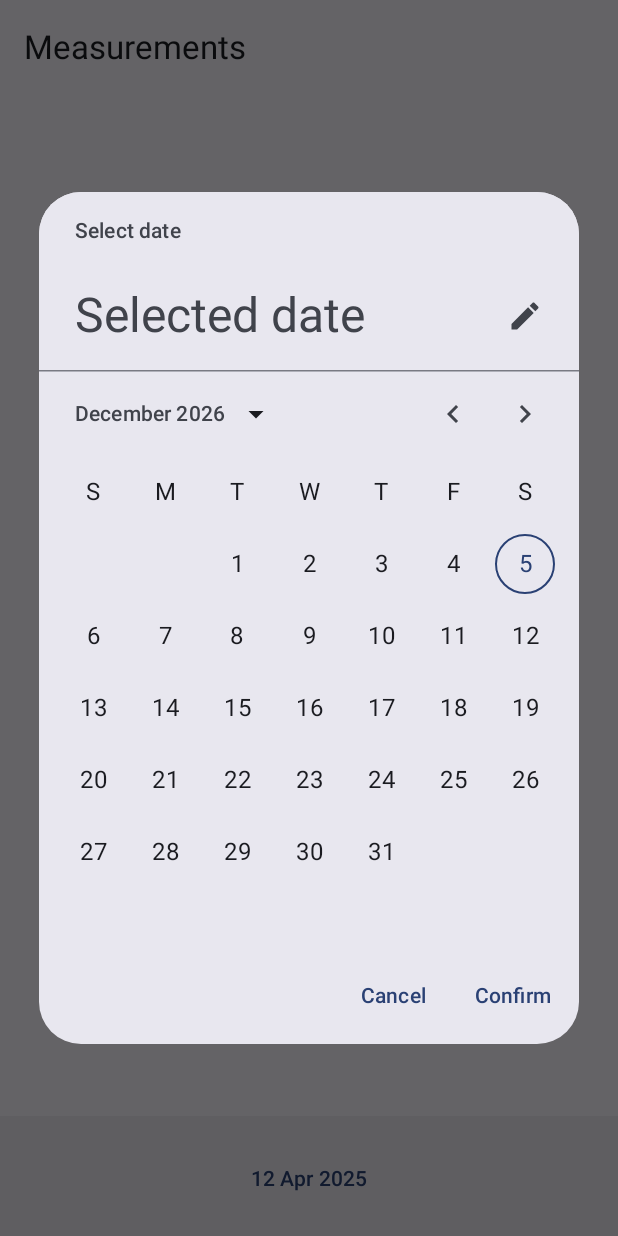
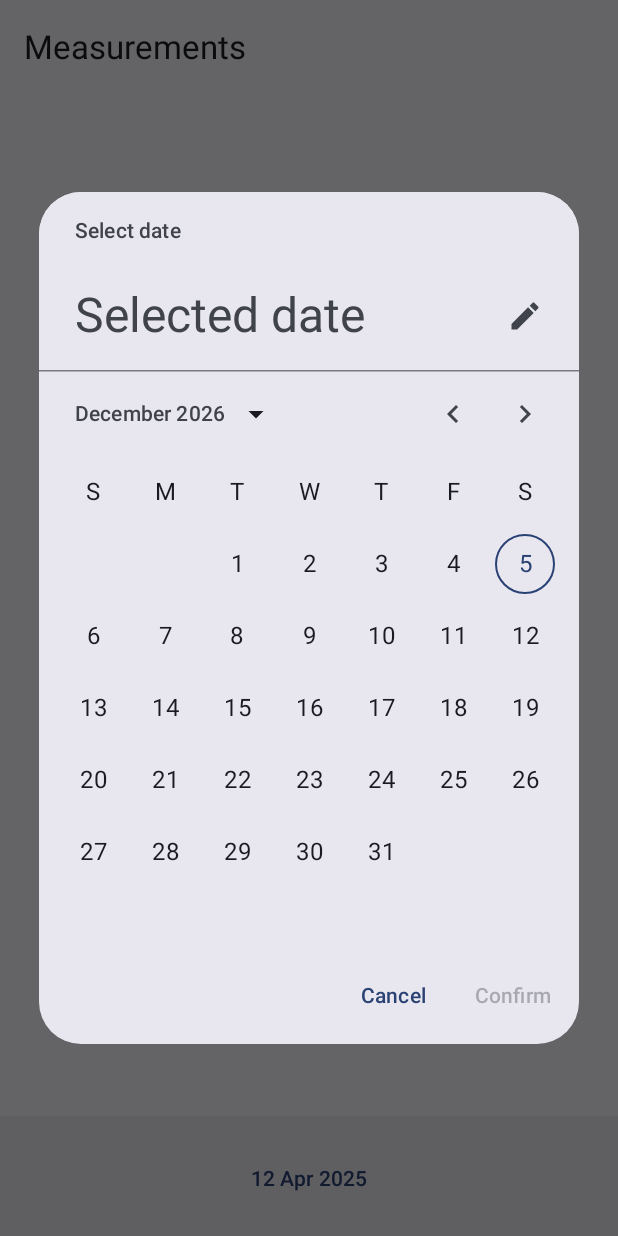
Before and after one commit to juhaniguru/emo2025_DatePickerExample1, an Android app built with Jetpack Compose: the screen it shows after launch (MainActivity), after a tap on an icon or button, on a phone screen of 412 x 824 dp. Run offline under Robolectric (Android 15) with nearby library versions, the phone set to English and light mode, and no system bars; our stand-ins replace Dagger/Hilt's generated code; libraries missing offline, so code that uses them is left out: com.patrykandpatrick.vico.

```diff
--- a/app/build.gradle.kts
+++ b/app/build.gradle.kts
@@ -44,6 +44,9 @@ android {
 
 dependencies {
 
+    implementation(libs.vico.compose)
+    implementation(libs.vico.compose.m3)
+
     testImplementation("org.jetbrains.kotlinx:kotlinx-coroutines-test:1.7.3")
 
     // Retrofit
--- a/app/src/main/java/com/example/projecttemplateexample/MeasurementScreen.kt
+++ b/app/src/main/java/com/example/projecttemplateexample/MeasurementScreen.kt
@@ -97,14 +97,17 @@ fun MeasurementScreen(
                 if (measurementState.showDatePicker) {
 
                     val datePickerState = rememberDatePickerState(
-                        initialSelectedDateMillis = null
+                        initialSelectedDateMillis = null,
+
                     )
                     DatePickerDialog(
                         onDismissRequest = {
                             onDateBtnClick()
                         },
                         confirmButton = {
-                            TextButton(onClick = {
+                            TextButton(
+                                enabled = datePickerState.selectedDateMillis != null,
+                                onClick = {
 
                                 datePickerState.selectedDateMillis?.let { millis ->
                                     val newDate =
--- a/app/src/main/java/com/example/projecttemplateexample/models/MeasurementDto.kt
+++ b/app/src/main/java/com/example/projecttemplateexample/models/MeasurementDto.kt
@@ -6,5 +6,7 @@ data class MeasurementState(
     val loading: Boolean = false,
     val showDatePicker: Boolean = false,
     val error: String? = null,
-    val date: LocalDate = LocalDate.now()
+    val date: LocalDate = LocalDate.now(),
+    val data: Map<String, Float> = emptyMap()
+
 )
--- a/app/src/main/java/com/example/projecttemplateexample/vm/MeasurementViewModel.kt
+++ b/app/src/main/java/com/example/projecttemplateexample/vm/MeasurementViewModel.kt
@@ -9,11 +9,17 @@ import kotlinx.coroutines.flow.asStateFlow
 import kotlinx.coroutines.flow.update
 import java.time.LocalDate
 import javax.inject.Inject
+import com.patrykandpatrick.vico.core.common.data.ExtraStore
 
 @HiltViewModel
 class MeasurementViewModel @Inject constructor() : ViewModel() {
     private val _measurementState = MutableStateFlow(MeasurementState())
     val measurementState = _measurementState.asStateFlow()
+
+    private val _labelState = MutableStateFlow(ExtraStore.Key<List<String>>())
+    val labelState = _labelState.asStateFlow()
+
+
 
     fun setDate(newDate: LocalDate) {
         _measurementState.update { currentState ->
--- a/gradle/libs.versions.toml
+++ b/gradle/libs.versions.toml
@@ -8,8 +8,11 @@ espressoCore = "3.5.1"
 lifecycleRuntimeKtx = "2.6.1"
 activityCompose = "1.8.0"
 composeBom = "2024.09.00"
+vico = "2.1.0"
 
 [libraries]
+vico-compose = { group = "com.patrykandpatrick.vico", name = "compose", version.ref = "vico" }
+vico-compose-m3 = { group = "com.patrykandpatrick.vico", name = "compose-m3", version.ref = "vico" }
 androidx-core-ktx = { group = "androidx.core", name = "core-ktx", version.ref = "coreKtx" }
 junit = { group = "junit", name = "junit", version.ref = "junit" }
 androidx-junit = { group = "androidx.test.ext", name = "junit", version.ref = "junitVersion" }
```
